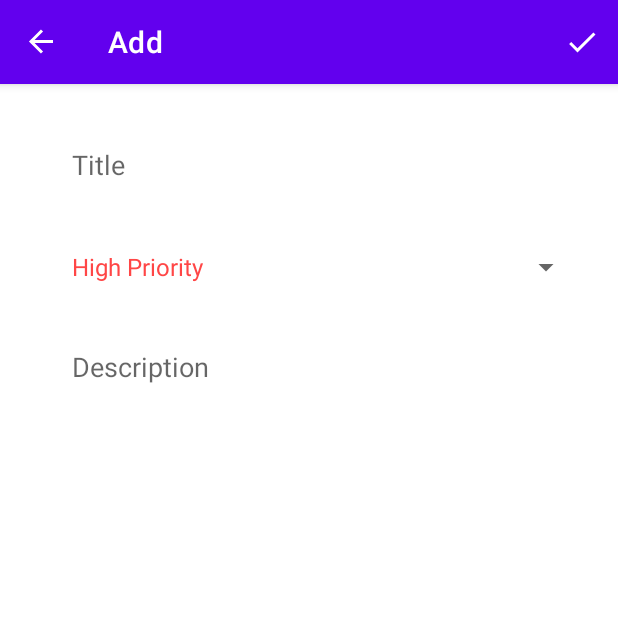
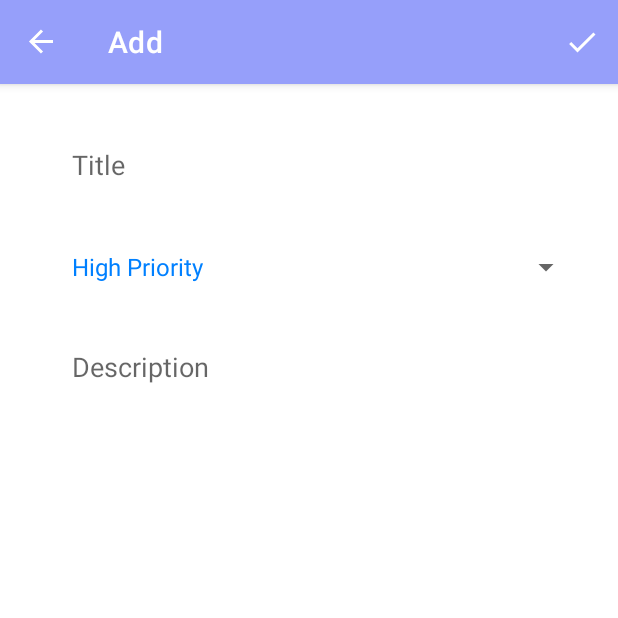
Before and after one commit to paulchibamba/Tantika, an Android app: the AddFragment screen opened through its navigation route, on a phone screen of 412 x 824 dp, the top half of it. Run offline under Robolectric (Android 15) with nearby library versions, the phone set to English and light mode, and no system bars; our stand-ins replace Room's generated code, navigation-ui; libraries missing offline, so code that uses them is left out: jp.wasabeef.recyclerview; 4 statements that could not run were skipped.

Commit message:
Priority Indicator Updated

```diff
--- a/app/src/main/java/com/paulchibamba/tantika/fragments/SharedViewModel.kt
+++ b/app/src/main/java/com/paulchibamba/tantika/fragments/SharedViewModel.kt
@@ -1,7 +1,6 @@
 package com.paulchibamba.tantika.fragments
 
 import android.app.Application
-import android.text.TextUtils
 import android.view.View
 import android.widget.AdapterView
 import android.widget.TextView
@@ -25,9 +24,9 @@ class SharedViewModel(application: Application): AndroidViewModel(application) {
     AdapterView.OnItemSelectedListener{
         override fun onItemSelected(parent: AdapterView<*>?, view: View?, position: Int, id: Long) {
             when (position){
-                0 -> { (parent?.getChildAt(0) as TextView).setTextColor(ContextCompat.getColor(application, R.color.red)) }
-                1 -> { (parent?.getChildAt(0) as TextView).setTextColor(ContextCompat.getColor(application, R.color.yellow)) }
-                2 -> { (parent?.getChildAt(0) as TextView).setTextColor(ContextCompat.getColor(application, R.color.green)) }
+                0 -> { (parent?.getChildAt(0) as TextView).setTextColor(ContextCompat.getColor(application, R.color.highPriority)) }
+                1 -> { (parent?.getChildAt(0) as TextView).setTextColor(ContextCompat.getColor(application, R.color.mediumPriority)) }
+                2 -> { (parent?.getChildAt(0) as TextView).setTextColor(ContextCompat.getColor(application, R.color.lowPriority)) }
             }
         }
 
--- a/app/src/main/res/drawable/item_background.xml
+++ b/app/src/main/res/drawable/item_background.xml
@@ -2,6 +2,6 @@
 <shape xmlns:android="http://schemas.android.com/apk/res/android">
     <solid android:color="@color/white"/>
     <stroke android:width="1dp" android:color="@color/lightGray"/>
-    <corners android:radius="16dp"/>
+<!--    <corners android:radius="16dp"/>-->
 
 </shape>
--- /dev/null
+++ b/app/src/main/res/menu-v26/list_fragment_menu.xml
@@ -0,0 +1,32 @@
+<?xml version="1.0" encoding="utf-8"?>
+<menu xmlns:android="http://schemas.android.com/apk/res/android"
+    xmlns:app="http://schemas.android.com/apk/res-auto">
+    <item
+        android:id="@+id/menu_search"
+        android:title="@string/search"
+        android:icon="@drawable/ic_search"
+        android:iconTint="@color/teal_200"
+        app:showAsAction="ifRoom"
+        app:actionViewClass="androidx.appcompat.widget.SearchView"/>
+
+    <group android:checkableBehavior="single">
+        <item
+            android:id="@+id/menu_sortBy"
+            android:title="@string/sort_by">
+            <menu>
+                <item
+                    android:id="@+id/menu_priority_high"
+                    android:title="@string/priority_high"/>
+                <item
+                    android:id="@+id/menu_priority_low"
+                    android:title="@string/priority_low"/>
+            </menu>
+        </item>
+    </group>
+
+    <item
+        android:id="@+id/menu_delete_all"
+        android:title="@string/delete_all"
+        app:showAsAction="never"/>
+
+</menu>
--- a/app/src/main/res/values/colors.xml
+++ b/app/src/main/res/values/colors.xml
@@ -1,16 +1,21 @@
 <?xml version="1.0" encoding="utf-8"?>
 <resources>
     <color name="purple_200">#FFBB86FC</color>
-    <color name="purple_500">#FF6200EE</color>
-    <color name="purple_700">#FF3700B3</color>
-    <color name="teal_200">#FF03DAC5</color>
+    <color name="purple_500">#969ffa</color>
+    <color name="purple_700">#6471c7</color>
+    <color name="teal_200">#969ffa</color>
     <color name="teal_700">#FF018786</color>
     <color name="black">#FF000000</color>
     <color name="white">#FFFFFFFF</color>
 
     <color name="lightGray">#E6E6E6</color>
     <color name="darkGray">#4B4B4B</color>
-    <color name="red">#FF4646</color>
-    <color name="yellow">#FFC114</color>
-    <color name="green">#00C980</color>
+    <color name="red">#f05656</color>
+    <color name="yellow">#ffc285</color>
+    <color name="green">#92ef96</color>
+
+<!--    Priority Indicators-->
+    <color name="highPriority">#0080ff</color>
+    <color name="mediumPriority">#6fbeff</color>
+    <color name="lowPriority">#deeefe</color>
 </resources>
```
Also changed, not shown: app/src/main/java/com/paulchibamba/tantika/fragments/BindingAdapters.kt (+7 -4 lines), app/src/main/java/com/paulchibamba/tantika/fragments/list/ListFragment.kt (+4 -6 lines), app/src/main/res/drawable/rectangle_priority_indicator.xml (added, +8 -0 lines), app/src/main/res/layout/row_layout.xml (+13 -15 lines).
